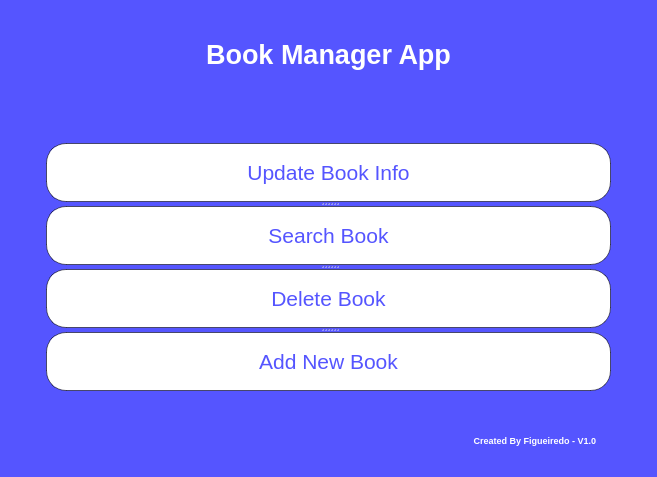
This is app_gui.ui in miguelciancio/bookstore-manager as Qt 5 draws it before an edit. The edited form follows.
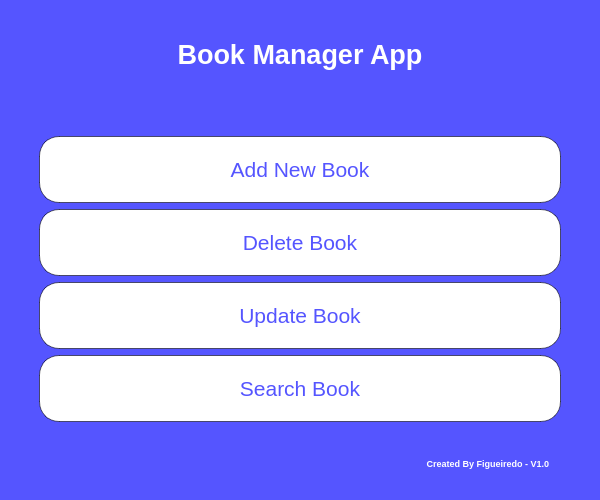
This is the edited form.

Commit message: Created Add New Book Window

Diff of the .ui file:
```diff
--- a/app_gui.ui
+++ b/app_gui.ui
@@ -6,8 +6,8 @@
    <rect>
     <x>0</x>
     <y>0</y>
-    <width>657</width>
-    <height>477</height>
+    <width>600</width>
+    <height>500</height>
    </rect>
   </property>
   <property name="windowTitle">
@@ -19,6 +19,8 @@
   <widget class="QWidget" name="centralwidget">
    <layout class="QGridLayout" name="gridLayout">
     <item row="0" column="0">
+     <layout class="QVBoxLayout" name="verticalLayout_2">
+      <item>
      <widget class="QLabel" name="title_label">
       <property name="font">
        <font>
@@ -43,132 +45,19 @@
       </property>
      </widget>
     </item>
-    <item row="1" column="0">
+      <item>
      <widget class="QSplitter" name="splitter">
-      <property name="orientation">
-       <enum>Qt::Vertical</enum>
-      </property>
-      <widget class="QSplitter" name="splitter_2">
        <property name="styleSheet">
         <string notr="true">QSplitter {
-	margin: auto;
+	margin: 30px;
 }</string>
        </property>
        <property name="orientation">
         <enum>Qt::Vertical</enum>
        </property>
-       <widget class="QPushButton" name="updateBook_pushButton">
-        <property name="font">
-         <font>
-          <family>Arial</family>
-          <pointsize>16</pointsize>
-         </font>
-        </property>
-        <property name="styleSheet">
-         <string notr="true">QPushButton {
-	background-color: rgb(255, 255, 255);
-	color: rgb(85, 85, 255);
-
-	border: 1px solid rgba(0, 0, 0, 148);
-	border-radius: 20px;
-
-	height: 70px;
-	width: 20px;
-}
-
-QPushButton:hover {
-	background-color: rgb(85, 85, 255);
-	color: rgb(255, 255, 255);
-	
-	border: 2px solid rgb(255, 255, 255);
-}
-
-QPushButton:pressed {
-	background-color: rgb(255, 255, 255);
-	color: rgb(85, 85, 255);
-
-	border: 1px solid rgba(0, 0, 0, 148);
-	border-radius: 20px;
-}</string>
-        </property>
-        <property name="text">
-         <string>Update Book Info</string>
-        </property>
-       </widget>
-       <widget class="QPushButton" name="searchBook_pushButton">
-        <property name="font">
-         <font>
-          <family>Arial</family>
-          <pointsize>16</pointsize>
-         </font>
-        </property>
-        <property name="styleSheet">
-         <string notr="true">QPushButton {
-	background-color: rgb(255, 255, 255);
-	color: rgb(85, 85, 255);
-
-	border: 1px solid rgba(0, 0, 0, 148);
-	border-radius: 20px;
-
-	height: 70px;
-}
-
-QPushButton:hover {
-	background-color: rgb(85, 85, 255);
-	color: rgb(255, 255, 255);
-	
-	border: 2px solid rgb(255, 255, 255);
-}
-
-QPushButton:pressed {
-	background-color: rgb(255, 255, 255);
-	color: rgb(85, 85, 255);
-
-	border: 1px solid rgba(0, 0, 0, 148);
-	border-radius: 20px;
-}</string>
-        </property>
-        <property name="text">
-         <string>Search Book</string>
-        </property>
-       </widget>
-       <widget class="QPushButton" name="deleteBook_pushButton">
-        <property name="font">
-         <font>
-          <family>Arial</family>
-          <pointsize>16</pointsize>
-         </font>
-        </property>
-        <property name="styleSheet">
-         <string notr="true">QPushButton {
-	background-color: rgb(255, 255, 255);
-	color: rgb(85, 85, 255);
-
-	border: 1px solid rgba(0, 0, 0, 148);
-	border-radius: 20px;
-
-	height: 70px;
-}
-
-QPushButton:hover {
-	background-color: rgb(85, 85, 255);
-	color: rgb(255, 255, 255);
-	
-	border: 2px solid rgb(255, 255, 255);
-}
-
-QPushButton:pressed {
-	background-color: rgb(255, 255, 255);
-	color: rgb(85, 85, 255);
-
-	border: 1px solid rgba(0, 0, 0, 148);
-	border-radius: 20px;
-}</string>
-        </property>
-        <property name="text">
-         <string>Delete Book</string>
-        </property>
-       </widget>
+        <widget class="QWidget" name="">
+         <layout class="QVBoxLayout" name="verticalLayout">
+          <item>
        <widget class="QPushButton" name="addNewBook_pushButton">
         <property name="font">
          <font>
@@ -210,10 +99,130 @@
          <string/>
         </property>
        </widget>
-      </widget>
-     </widget>
-    </item>
-    <item row="2" column="0">
+          </item>
+          <item>
+           <widget class="QPushButton" name="deleteBook_pushButton">
+            <property name="font">
+             <font>
+              <family>Arial</family>
+              <pointsize>16</pointsize>
+             </font>
+            </property>
+            <property name="styleSheet">
+             <string notr="true">QPushButton {
+	background-color: rgb(255, 255, 255);
+	color: rgb(85, 85, 255);
+
+	border: 1px solid rgba(0, 0, 0, 148);
+	border-radius: 20px;
+
+	height: 70px;
+}
+
+QPushButton:hover {
+	background-color: rgb(85, 85, 255);
+	color: rgb(255, 255, 255);
+	
+	border: 2px solid rgb(255, 255, 255);
+}
+
+QPushButton:pressed {
+	background-color: rgb(255, 255, 255);
+	color: rgb(85, 85, 255);
+
+	border: 1px solid rgba(0, 0, 0, 148);
+	border-radius: 20px;
+}</string>
+            </property>
+            <property name="text">
+             <string>Delete Book</string>
+            </property>
+           </widget>
+          </item>
+          <item>
+           <widget class="QPushButton" name="updateBook_pushButton">
+            <property name="font">
+             <font>
+              <family>Arial</family>
+              <pointsize>16</pointsize>
+             </font>
+            </property>
+            <property name="styleSheet">
+             <string notr="true">QPushButton {
+	background-color: rgb(255, 255, 255);
+	color: rgb(85, 85, 255);
+
+	border: 1px solid rgba(0, 0, 0, 148);
+	border-radius: 20px;
+
+	height: 70px;
+	width: 20px;
+}
+
+QPushButton:hover {
+	background-color: rgb(85, 85, 255);
+	color: rgb(255, 255, 255);
+	
+	border: 2px solid rgb(255, 255, 255);
+}
+
+QPushButton:pressed {
+	background-color: rgb(255, 255, 255);
+	color: rgb(85, 85, 255);
+
+	border: 1px solid rgba(0, 0, 0, 148);
+	border-radius: 20px;
+}</string>
+            </property>
+            <property name="text">
+             <string>Update Book</string>
+            </property>
+           </widget>
+          </item>
+          <item>
+           <widget class="QPushButton" name="searchBook_pushButton">
+            <property name="font">
+             <font>
+              <family>Arial</family>
+              <pointsize>16</pointsize>
+             </font>
+            </property>
+            <property name="styleSheet">
+             <string notr="true">QPushButton {
+	background-color: rgb(255, 255, 255);
+	color: rgb(85, 85, 255);
+
+	border: 1px solid rgba(0, 0, 0, 148);
+	border-radius: 20px;
+
+	height: 70px;
+}
+
+QPushButton:hover {
+	background-color: rgb(85, 85, 255);
+	color: rgb(255, 255, 255);
+	
+	border: 2px solid rgb(255, 255, 255);
+}
+
+QPushButton:pressed {
+	background-color: rgb(255, 255, 255);
+	color: rgb(85, 85, 255);
+
+	border: 1px solid rgba(0, 0, 0, 148);
+	border-radius: 20px;
+}</string>
+            </property>
+            <property name="text">
+             <string>Search Book</string>
+            </property>
+           </widget>
+          </item>
+         </layout>
+        </widget>
+       </widget>
+      </item>
+      <item>
      <widget class="QLabel" name="footer_label">
       <property name="font">
        <font>
@@ -227,7 +236,7 @@
        <string notr="true">QLabel {
 	color: rgb(255, 255, 255);
 
-	padding-right: 50px;
+	padding-right: 40px;
 }</string>
       </property>
       <property name="text">
@@ -239,6 +248,8 @@
      </widget>
     </item>
    </layout>
+    </item>
+   </layout>
   </widget>
   <widget class="QMenuBar" name="menubar">
    <property name="geometry">
```
Left out of the diff: 2 changed lines with no effect on the pictures. Lines whose indentation alone changed are shown as unchanged. The commit also changes 1 other file.
